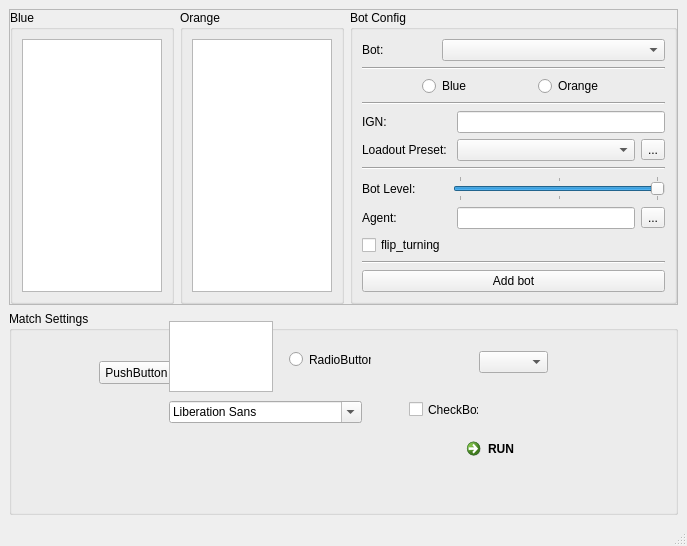
Above: RLBotFramework/gui/qt_gui/qt_gui.ui from RLBot/RLBot before the change. Below: the same form after it.
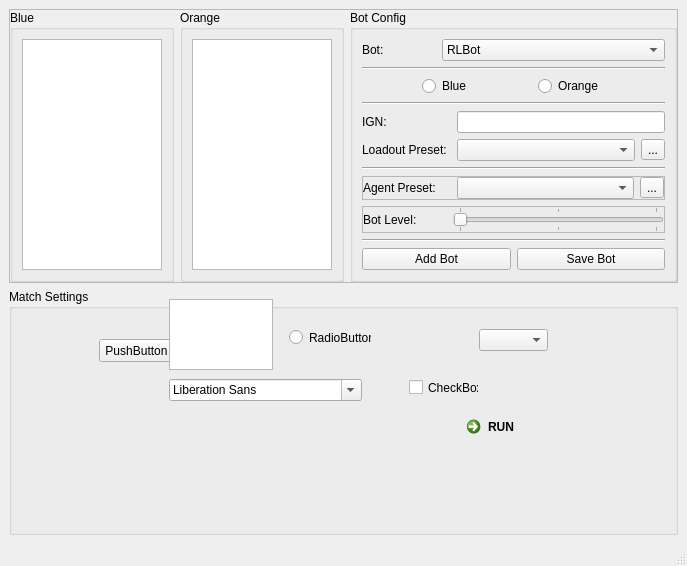
That is the form after the change.

What changed in the file:
```diff
--- a/RLBotFramework/gui/qt_gui/qt_gui.ui
+++ b/RLBotFramework/gui/qt_gui/qt_gui.ui
@@ -7,7 +7,7 @@
     <x>0</x>
     <y>0</y>
     <width>687</width>
-    <height>546</height>
+    <height>566</height>
    </rect>
   </property>
   <property name="windowTitle">
@@ -55,11 +55,7 @@
          </property>
          <layout class="QVBoxLayout" name="verticalLayout">
           <item>
-           <widget class="QListWidget" name="blue_listwidget">
-            <property name="selectionBehavior">
-             <enum>QAbstractItemView::SelectRows</enum>
-            </property>
-           </widget>
+           <widget class="QListWidget" name="blue_listwidget"/>
           </item>
          </layout>
         </widget>
@@ -83,14 +79,7 @@
          </property>
          <layout class="QVBoxLayout" name="verticalLayout_2">
           <item>
-           <widget class="QListWidget" name="orange_listwidget">
-            <property name="selectionMode">
-             <enum>QAbstractItemView::ExtendedSelection</enum>
-            </property>
-            <property name="selectionBehavior">
-             <enum>QAbstractItemView::SelectRows</enum>
-            </property>
-           </widget>
+           <widget class="QListWidget" name="orange_listwidget"/>
           </item>
          </layout>
         </widget>
@@ -137,6 +126,26 @@
                <property name="toolTip">
                 <string>Select bot</string>
                </property>
+               <item>
+                <property name="text">
+                 <string>RLBot</string>
+                </property>
+               </item>
+               <item>
+                <property name="text">
+                 <string>Psyonix</string>
+                </property>
+               </item>
+               <item>
+                <property name="text">
+                 <string>Human</string>
+                </property>
+               </item>
+               <item>
+                <property name="text">
+                 <string>Possessed Human</string>
+                </property>
+               </item>
               </widget>
              </item>
             </layout>
@@ -276,18 +285,27 @@
            </widget>
           </item>
           <item>
-           <widget class="Line" name="line_2">
+           <widget class="Line" name="extra_line">
             <property name="orientation">
              <enum>Qt::Horizontal</enum>
             </property>
            </widget>
           </item>
           <item>
-           <widget class="QFrame" name="psyonix_bot_frame">
+           <widget class="QFrame" name="rlbot_frame">
+            <property name="sizePolicy">
+             <sizepolicy hsizetype="Preferred" vsizetype="Fixed">
+              <horstretch>0</horstretch>
+              <verstretch>0</verstretch>
+             </sizepolicy>
+            </property>
             <property name="frameShape">
-             <enum>QFrame::NoFrame</enum>
+             <enum>QFrame::StyledPanel</enum>
             </property>
-            <layout class="QHBoxLayout" name="horizontalLayout_3" stretch="2,5">
+            <property name="frameShadow">
+             <enum>QFrame::Raised</enum>
+            </property>
+            <layout class="QHBoxLayout" name="horizontalLayout" stretch="1,2,1">
              <property name="leftMargin">
               <number>0</number>
              </property>
@@ -303,6 +321,47 @@
              <item>
               <widget class="QLabel" name="label_2">
                <property name="text">
+                <string>Agent Preset:</string>
+               </property>
+              </widget>
+             </item>
+             <item>
+              <widget class="QComboBox" name="agent_preset_combobox"/>
+             </item>
+             <item>
+              <widget class="QToolButton" name="agent_preset_toolbutton">
+               <property name="text">
+                <string>...</string>
+               </property>
+              </widget>
+             </item>
+            </layout>
+           </widget>
+          </item>
+          <item>
+           <widget class="QFrame" name="frame_4">
+            <property name="frameShape">
+             <enum>QFrame::StyledPanel</enum>
+            </property>
+            <property name="frameShadow">
+             <enum>QFrame::Raised</enum>
+            </property>
+            <layout class="QHBoxLayout" name="horizontalLayout_3" stretch="2,5">
+             <property name="leftMargin">
+              <number>0</number>
+             </property>
+             <property name="topMargin">
+              <number>0</number>
+             </property>
+             <property name="rightMargin">
+              <number>0</number>
+             </property>
+             <property name="bottomMargin">
+              <number>0</number>
+             </property>
+             <item>
+              <widget class="QLabel" name="label_5">
+               <property name="text">
                 <string>Bot Level:</string>
                </property>
               </widget>
@@ -312,9 +371,6 @@
                <property name="maximum">
                 <number>100</number>
                </property>
-               <property name="value">
-                <number>100</number>
-               </property>
                <property name="orientation">
                 <enum>Qt::Horizontal</enum>
                </property>
@@ -330,52 +386,7 @@
            </widget>
           </item>
           <item>
-           <widget class="QFrame" name="agent_bot_frame">
-            <property name="frameShape">
-             <enum>QFrame::NoFrame</enum>
-            </property>
-            <layout class="QGridLayout" name="gridLayout_2" columnstretch="1,2,1">
-             <property name="leftMargin">
-              <number>0</number>
-             </property>
-             <property name="topMargin">
-              <number>0</number>
-             </property>
-             <property name="rightMargin">
-              <number>0</number>
-             </property>
-             <property name="bottomMargin">
-              <number>0</number>
-             </property>
-             <item row="0" column="0">
-              <widget class="QLabel" name="label_5">
-               <property name="text">
-                <string>Agent:</string>
-               </property>
-              </widget>
-             </item>
-             <item row="0" column="1">
-              <widget class="QLineEdit" name="agent_lineedit"/>
-             </item>
-             <item row="0" column="2">
-              <widget class="QToolButton" name="agent_toolbutton">
-               <property name="text">
-                <string>...</string>
-               </property>
-              </widget>
-             </item>
-             <item row="1" column="0" colspan="3">
-              <widget class="QCheckBox" name="agent_flip_turning_checkbox">
-               <property name="text">
-                <string>flip_turning</string>
-               </property>
-              </widget>
-             </item>
-            </layout>
-           </widget>
-          </item>
-          <item>
-           <widget class="Line" name="line_3">
+           <widget class="Line" name="line_2">
             <property name="orientation">
              <enum>Qt::Horizontal</enum>
             </property>
@@ -408,7 +419,14 @@
              <item>
               <widget class="QPushButton" name="add_bot_pushbutton">
                <property name="text">
-                <string>Add bot</string>
+                <string>Add Bot</string>
+               </property>
+              </widget>
+             </item>
+             <item>
+              <widget class="QPushButton" name="pushButton_2">
+               <property name="text">
+                <string>Save Bot</string>
                </property>
               </widget>
              </item>
```
Left out of the diff: 22 changed lines with no effect on the pictures.
